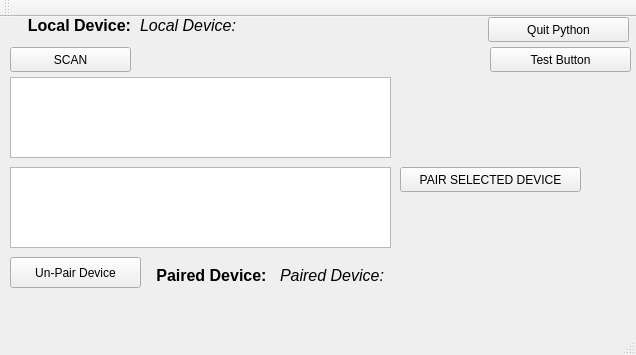
balaw65/BruceTooth, file mainwindow.ui: the form before one commit.
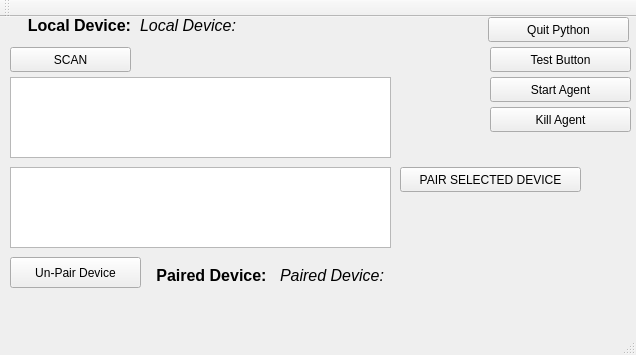
The form after the commit.

Diff of the .ui file:
```diff
--- a/mainwindow.ui
+++ b/mainwindow.ui
@@ -203,6 +203,32 @@
      <string>Test Button</string>
     </property>
    </widget>
+   <widget class="QPushButton" name="agentStartPushButton">
+    <property name="geometry">
+     <rect>
+      <x>490</x>
+      <y>60</y>
+      <width>141</width>
+      <height>25</height>
+     </rect>
+    </property>
+    <property name="text">
+     <string>Start Agent</string>
+    </property>
+   </widget>
+   <widget class="QPushButton" name="killAgentPushButton">
+    <property name="geometry">
+     <rect>
+      <x>490</x>
+      <y>90</y>
+      <width>141</width>
+      <height>25</height>
+     </rect>
+    </property>
+    <property name="text">
+     <string>Kill Agent</string>
+    </property>
+   </widget>
   </widget>
   <widget class="QMenuBar" name="menuBar">
    <property name="geometry">
```
